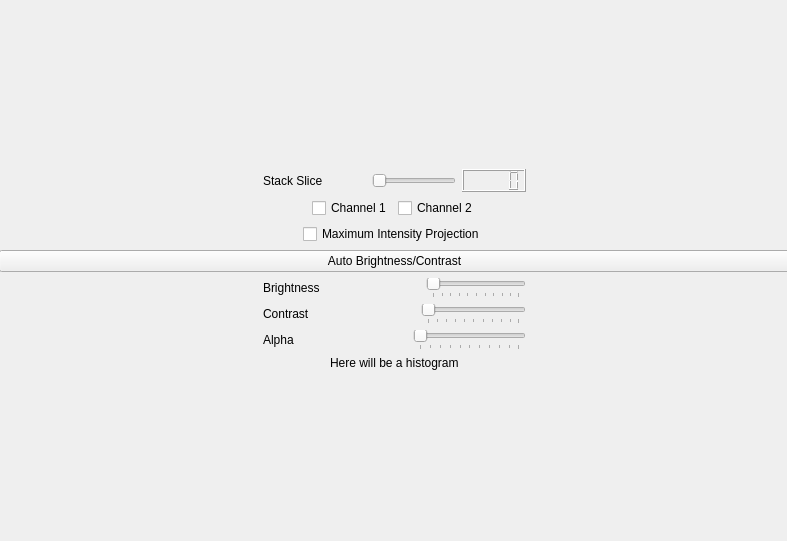
CraignRush/SerialFIB, file src/ui/FLM_helper.ui: the form before one commit.
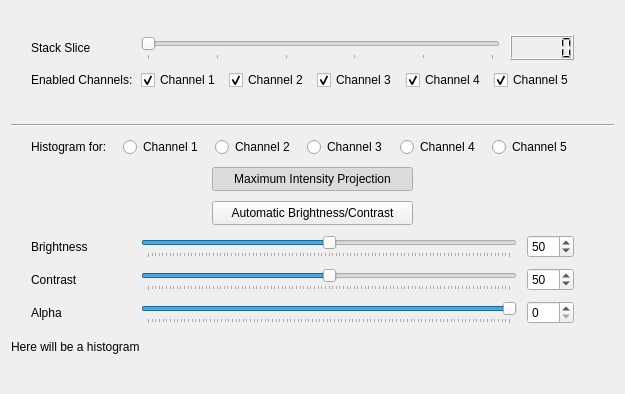
The form after the commit.

Commit message: Added FLM_helper window

Patch:
```diff
--- a/src/ui/FLM_helper.ui
+++ b/src/ui/FLM_helper.ui
@@ -1,45 +1,45 @@
 <?xml version="1.0" encoding="UTF-8"?>
 <ui version="4.0">
- <class>Form</class>
- <widget class="QWidget" name="Form">
+ <class>FLM_helper</class>
+ <widget class="QWidget" name="FLM_helper">
   <property name="geometry">
    <rect>
     <x>0</x>
     <y>0</y>
-    <width>787</width>
-    <height>541</height>
+    <width>625</width>
+    <height>394</height>
    </rect>
   </property>
   <property name="sizePolicy">
-   <sizepolicy hsizetype="MinimumExpanding" vsizetype="MinimumExpanding">
-    <horstretch>0</horstretch>
-    <verstretch>0</verstretch>
+   <sizepolicy hsizetype="Preferred" vsizetype="Preferred">
+    <horstretch>1</horstretch>
+    <verstretch>1</verstretch>
    </sizepolicy>
   </property>
   <property name="windowTitle">
-   <string>
-				Form
-			</string>
+   <string>Image Properties</string>
   </property>
-  <widget class="QWidget" name="verticalLayoutWidget">
-   <property name="geometry">
-    <rect>
-     <x>-1</x>
-     <y>-1</y>
-     <width>791</width>
-     <height>541</height>
-    </rect>
-   </property>
-   <layout class="QVBoxLayout" name="Layout_Total">
+  <layout class="QHBoxLayout" name="horizontalLayout">
+   <item>
+    <layout class="QVBoxLayout" name="Layout_Total" stretch="1,1,1,1,1,1,1,1,0,1,1">
+     <property name="spacing">
+      <number>10</number>
+     </property>
+     <property name="sizeConstraint">
+      <enum>QLayout::SetDefaultConstraint</enum>
+     </property>
     <item>
      <spacer name="Spacer_TotalTop">
       <property name="orientation">
        <enum>Qt::Vertical</enum>
       </property>
+       <property name="sizeType">
+        <enum>QSizePolicy::Minimum</enum>
+       </property>
       <property name="sizeHint" stdset="0">
        <size>
         <width>40</width>
-        <height>20</height>
+         <height>13</height>
        </size>
       </property>
      </spacer>
@@ -51,6 +51,9 @@
         <property name="orientation">
          <enum>Qt::Horizontal</enum>
         </property>
+         <property name="sizeType">
+          <enum>QSizePolicy::Minimum</enum>
+         </property>
         <property name="sizeHint" stdset="0">
          <size>
           <width>20</width>
@@ -63,6 +66,12 @@
        <layout class="QHBoxLayout" name="Layout_SliceSlider">
         <item>
          <widget class="QLabel" name="Label_SliceSelector">
+           <property name="minimumSize">
+            <size>
+             <width>60</width>
+             <height>0</height>
+            </size>
+           </property>
           <property name="text">
            <string>Stack Slice</string>
           </property>
@@ -76,6 +85,9 @@
           <property name="orientation">
            <enum>Qt::Horizontal</enum>
           </property>
+           <property name="sizeType">
+            <enum>QSizePolicy::MinimumExpanding</enum>
+           </property>
           <property name="sizeHint" stdset="0">
            <size>
             <width>40</width>
@@ -86,13 +98,38 @@
         </item>
         <item>
          <widget class="QSlider" name="Slider_SliceSelector">
+           <property name="sizePolicy">
+            <sizepolicy hsizetype="Expanding" vsizetype="Expanding">
+             <horstretch>4</horstretch>
+             <verstretch>1</verstretch>
+            </sizepolicy>
+           </property>
+           <property name="maximum">
+            <number>5</number>
+           </property>
+           <property name="pageStep">
+            <number>5</number>
+           </property>
           <property name="orientation">
            <enum>Qt::Horizontal</enum>
           </property>
+           <property name="tickPosition">
+            <enum>QSlider::TicksBelow</enum>
+           </property>
+           <property name="tickInterval">
+            <number>1</number>
+           </property>
          </widget>
         </item>
         <item>
-         <widget class="QLCDNumber" name="Number_SliceSelector"/>
+          <widget class="QLCDNumber" name="Number_SliceSelector">
+           <property name="sizePolicy">
+            <sizepolicy hsizetype="Expanding" vsizetype="Expanding">
+             <horstretch>0</horstretch>
+             <verstretch>0</verstretch>
+            </sizepolicy>
+           </property>
+          </widget>
         </item>
        </layout>
       </item>
@@ -101,6 +138,9 @@
         <property name="orientation">
          <enum>Qt::Horizontal</enum>
         </property>
+         <property name="sizeType">
+          <enum>QSizePolicy::Minimum</enum>
+         </property>
         <property name="sizeHint" stdset="0">
          <size>
           <width>40</width>
@@ -113,27 +153,43 @@
     </item>
     <item>
      <layout class="QHBoxLayout" name="FluoChannels">
+       <property name="spacing">
+        <number>8</number>
+       </property>
       <item>
        <spacer name="Spacer_FluoChannelsLeft">
         <property name="orientation">
          <enum>Qt::Horizontal</enum>
         </property>
+         <property name="sizeType">
+          <enum>QSizePolicy::Minimum</enum>
+         </property>
         <property name="sizeHint" stdset="0">
          <size>
-          <width>40</width>
+           <width>20</width>
           <height>20</height>
          </size>
         </property>
        </spacer>
       </item>
+       <item>
+        <widget class="QLabel" name="Label_FluoChannels">
+         <property name="text">
+          <string>Enabled Channels:</string>
+         </property>
+        </widget>
+       </item>
       <item>
        <widget class="QCheckBox" name="CheckBox_FluoChannel1">
         <property name="text">
          <string>Channel 1</string>
         </property>
-        <property name="tristate">
+         <property name="checked">
          <bool>true</bool>
         </property>
+         <property name="tristate">
+          <bool>false</bool>
+         </property>
        </widget>
       </item>
       <item>
@@ -141,7 +197,43 @@
         <property name="text">
          <string>Channel 2</string>
         </property>
+         <property name="checked">
+          <bool>true</bool>
+         </property>
+         <property name="autoExclusive">
+          <bool>false</bool>
+         </property>
         <property name="tristate">
+          <bool>false</bool>
+         </property>
+        </widget>
+       </item>
+       <item>
+        <widget class="QCheckBox" name="CheckBox_FluoChannel3">
+         <property name="text">
+          <string>Channel 3</string>
+         </property>
+         <property name="checked">
+          <bool>true</bool>
+         </property>
+        </widget>
+       </item>
+       <item>
+        <widget class="QCheckBox" name="CheckBox_FluoChannel4">
+         <property name="text">
+          <string>Channel 4</string>
+         </property>
+         <property name="checked">
+          <bool>true</bool>
+         </property>
+        </widget>
+       </item>
+       <item>
+        <widget class="QCheckBox" name="CheckBox_FluoChannel5">
+         <property name="text">
+          <string>Channel 5</string>
+         </property>
+         <property name="checked">
          <bool>true</bool>
         </property>
        </widget>
@@ -151,6 +243,9 @@
         <property name="orientation">
          <enum>Qt::Horizontal</enum>
         </property>
+         <property name="sizeType">
+          <enum>QSizePolicy::Minimum</enum>
+         </property>
         <property name="sizeHint" stdset="0">
          <size>
           <width>40</width>
@@ -161,15 +256,49 @@
       </item>
      </layout>
     </item>
-    <item alignment="Qt::AlignHCenter">
-     <widget class="QCheckBox" name="CheckBox_MaxIntProj">
-      <property name="text">
-       <string>Maximum Intensity Projection</string>
+     <item>
+      <spacer name="Spacer_TotalCenter">
+       <property name="orientation">
+        <enum>Qt::Vertical</enum>
+       </property>
+       <property name="sizeType">
+        <enum>QSizePolicy::Minimum</enum>
+       </property>
+       <property name="sizeHint" stdset="0">
+        <size>
+         <width>20</width>
+         <height>13</height>
+        </size>
+       </property>
+      </spacer>
+     </item>
+     <item>
+      <widget class="Line" name="line">
+       <property name="orientation">
+        <enum>Qt::Horizontal</enum>
       </property>
      </widget>
     </item>
     <item>
-     <widget class="QPushButton" name="pushButton">
+      <layout class="QHBoxLayout" name="Layout_HistoSelector">
+       <item>
+        <spacer name="Spacer_HistoSelectorLeft">
+         <property name="orientation">
+          <enum>Qt::Horizontal</enum>
+         </property>
+         <property name="sizeType">
+          <enum>QSizePolicy::Minimum</enum>
+         </property>
+         <property name="sizeHint" stdset="0">
+          <size>
+           <width>20</width>
+           <height>20</height>
+          </size>
+         </property>
+        </spacer>
+       </item>
+       <item>
+        <widget class="QLabel" name="Label_HistoSelector">
       <property name="sizePolicy">
        <sizepolicy hsizetype="Minimum" vsizetype="Minimum">
         <horstretch>0</horstretch>
@@ -177,19 +306,81 @@
        </sizepolicy>
       </property>
       <property name="text">
-       <string>Auto Brightness/Contrast</string>
-      </property>
+          <string>Histogram for:</string>
+         </property>
+         <property name="scaledContents">
+          <bool>true</bool>
+         </property>
+         <property name="wordWrap">
+          <bool>true</bool>
+         </property>
      </widget>
     </item>
     <item>
-     <layout class="QHBoxLayout" name="Layout_Brightness">
+        <widget class="QRadioButton" name="Radio_HistoSelector1">
+         <property name="text">
+          <string>Channel 1</string>
+         </property>
+        </widget>
+       </item>
       <item>
-       <spacer name="Spacer_BrightnessLeft">
+        <widget class="QRadioButton" name="Radio_HistoSelector2">
+         <property name="text">
+          <string>Channel 2</string>
+         </property>
+        </widget>
+       </item>
+       <item>
+        <widget class="QRadioButton" name="Radio_HistoSelector3">
+         <property name="text">
+          <string>Channel 3</string>
+         </property>
+        </widget>
+       </item>
+       <item>
+        <widget class="QRadioButton" name="Radio_HistoSelector4">
+         <property name="text">
+          <string>Channel 4</string>
+         </property>
+        </widget>
+       </item>
+       <item>
+        <widget class="QRadioButton" name="Radio_HistoSelector5">
+         <property name="text">
+          <string>Channel 5</string>
+         </property>
+        </widget>
+       </item>
+       <item>
+        <spacer name="Spacer_HistoSelectorRight">
         <property name="orientation">
          <enum>Qt::Horizontal</enum>
         </property>
+         <property name="sizeType">
+          <enum>QSizePolicy::Minimum</enum>
+         </property>
         <property name="sizeHint" stdset="0">
          <size>
+           <width>40</width>
+           <height>20</height>
+          </size>
+         </property>
+        </spacer>
+       </item>
+      </layout>
+     </item>
+     <item>
+      <layout class="QHBoxLayout" name="Layout_MIP">
+       <item>
+        <spacer name="Spacer_MIPLeft">
+         <property name="orientation">
+          <enum>Qt::Horizontal</enum>
+         </property>
+         <property name="sizeType">
+          <enum>QSizePolicy::MinimumExpanding</enum>
+         </property>
+         <property name="sizeHint" stdset="0">
+          <size>
           <width>20</width>
           <height>20</height>
          </size>
@@ -197,9 +388,132 @@
        </spacer>
       </item>
       <item>
-       <layout class="QHBoxLayout" name="Layout_BrightnessSlider">
+        <widget class="QPushButton" name="PushButton_MIP">
+         <property name="sizePolicy">
+          <sizepolicy hsizetype="MinimumExpanding" vsizetype="MinimumExpanding">
+           <horstretch>0</horstretch>
+           <verstretch>0</verstretch>
+          </sizepolicy>
+         </property>
+         <property name="minimumSize">
+          <size>
+           <width>180</width>
+           <height>0</height>
+          </size>
+         </property>
+         <property name="text">
+          <string>Maximum Intensity Projection</string>
+         </property>
+         <property name="checkable">
+          <bool>true</bool>
+         </property>
+         <property name="checked">
+          <bool>true</bool>
+         </property>
+        </widget>
+       </item>
         <item>
+        <spacer name="Spacer_MIPRight">
+         <property name="orientation">
+          <enum>Qt::Horizontal</enum>
+         </property>
+         <property name="sizeType">
+          <enum>QSizePolicy::MinimumExpanding</enum>
+         </property>
+         <property name="sizeHint" stdset="0">
+          <size>
+           <width>20</width>
+           <height>20</height>
+          </size>
+         </property>
+        </spacer>
+       </item>
+      </layout>
+     </item>
+     <item>
+      <layout class="QHBoxLayout" name="Layout_AutoBC">
+       <item>
+        <spacer name="Spacer_AutoBCLeft">
+         <property name="orientation">
+          <enum>Qt::Horizontal</enum>
+         </property>
+         <property name="sizeType">
+          <enum>QSizePolicy::MinimumExpanding</enum>
+         </property>
+         <property name="sizeHint" stdset="0">
+          <size>
+           <width>20</width>
+           <height>20</height>
+          </size>
+         </property>
+        </spacer>
+       </item>
+       <item>
+        <widget class="QPushButton" name="Button_AutoBC">
+         <property name="sizePolicy">
+          <sizepolicy hsizetype="MinimumExpanding" vsizetype="MinimumExpanding">
+           <horstretch>0</horstretch>
+           <verstretch>0</verstretch>
+          </sizepolicy>
+         </property>
+         <property name="minimumSize">
+          <size>
+           <width>180</width>
+           <height>0</height>
+          </size>
+         </property>
+         <property name="text">
+          <string>Automatic Brightness/Contrast</string>
+         </property>
+        </widget>
+       </item>
+       <item>
+        <spacer name="Spacer_AutoBCRight">
+         <property name="orientation">
+          <enum>Qt::Horizontal</enum>
+         </property>
+         <property name="sizeType">
+          <enum>QSizePolicy::MinimumExpanding</enum>
+         </property>
+         <property name="sizeHint" stdset="0">
+          <size>
+           <width>20</width>
+           <height>20</height>
+          </size>
+         </property>
+        </spacer>
+       </item>
+      </layout>
+     </item>
+     <item>
+      <layout class="QGridLayout" name="gridLayout_2">
+       <property name="horizontalSpacing">
+        <number>10</number>
+       </property>
+       <item row="1" column="2">
+        <spacer name="Spacer_ContrastSlider">
+         <property name="orientation">
+          <enum>Qt::Horizontal</enum>
+         </property>
+         <property name="sizeType">
+          <enum>QSizePolicy::Minimum</enum>
+         </property>
+         <property name="sizeHint" stdset="0">
+          <size>
+           <width>40</width>
+           <height>20</height>
+          </size>
+         </property>
+        </spacer>
+       </item>
+       <item row="0" column="1">
          <widget class="QLabel" name="Label_Brightness">
+         <property name="minimumSize">
+          <size>
+           <width>60</width>
+           <height>0</height>
+          </size>
+         </property>
           <property name="text">
            <string>Brightness</string>
           </property>
@@ -208,11 +522,14 @@
           </property>
          </widget>
         </item>
-        <item>
-         <spacer name="Spacer_BrightnessSlider">
+       <item row="1" column="5">
+        <spacer name="Spacer_ContrastRight">
           <property name="orientation">
            <enum>Qt::Horizontal</enum>
           </property>
+         <property name="sizeType">
+          <enum>QSizePolicy::Minimum</enum>
+         </property>
           <property name="sizeHint" stdset="0">
            <size>
             <width>40</width>
@@ -221,23 +538,14 @@
           </property>
          </spacer>
         </item>
-        <item>
-         <widget class="QSlider" name="Slider_Brightness">
-          <property name="orientation">
-           <enum>Qt::Horizontal</enum>
-          </property>
-          <property name="tickPosition">
-           <enum>QSlider::TicksBelow</enum>
-          </property>
-         </widget>
-        </item>
-       </layout>
-      </item>
-      <item>
+       <item row="0" column="5">
        <spacer name="Spacer_BrightnessRight">
         <property name="orientation">
          <enum>Qt::Horizontal</enum>
         </property>
+         <property name="sizeType">
+          <enum>QSizePolicy::Minimum</enum>
+         </property>
         <property name="sizeHint" stdset="0">
          <size>
           <width>40</width>
@@ -246,14 +554,77 @@
         </property>
        </spacer>
       </item>
-     </layout>
-    </item>
-    <item>
-     <layout class="QHBoxLayout" name="Layout_Contrast">
-      <item>
-       <spacer name="Spacer_ContrastLeft">
+       <item row="2" column="2">
+        <spacer name="Spacer_AlphaSlider">
+         <property name="orientation">
+          <enum>Qt::Horizontal</enum>
+         </property>
+         <property name="sizeType">
+          <enum>QSizePolicy::Minimum</enum>
+         </property>
+         <property name="sizeHint" stdset="0">
+          <size>
+           <width>40</width>
+           <height>20</height>
+          </size>
+         </property>
+        </spacer>
+       </item>
+       <item row="0" column="2">
+        <spacer name="Spacer_BrightnessSlider">
         <property name="orientation">
          <enum>Qt::Horizontal</enum>
+         </property>
+         <property name="sizeType">
+          <enum>QSizePolicy::Minimum</enum>
+         </property>
+         <property name="sizeHint" stdset="0">
+          <size>
+           <width>40</width>
+           <height>20</height>
+          </size>
+         </property>
+        </spacer>
+       </item>
+       <item row="2" column="5">
+        <spacer name="Spacer_AlphaRight">
+         <property name="orientation">
+          <enum>Qt::Horizontal</enum>
+         </property>
+         <property name="sizeType">
+          <enum>QSizePolicy::Minimum</enum>
+         </property>
+         <property name="sizeHint" stdset="0">
+          <size>
+           <width>40</width>
+           <height>20</height>
+          </size>
+         </property>
+        </spacer>
+       </item>
+       <item row="2" column="1">
+        <widget class="QLabel" name="Label_Alpha">
+         <property name="minimumSize">
+          <size>
+           <width>60</width>
+           <height>0</height>
+          </size>
+         </property>
+         <property name="text">
+          <string>Alpha</string>
+         </property>
+         <property name="wordWrap">
+          <bool>true</bool>
+         </property>
+        </widget>
+       </item>
+       <item row="2" column="0">
+        <spacer name="Spacer_AlphaLeft">
+         <property name="orientation">
+          <enum>Qt::Horizontal</enum>
+         </property>
+         <property name="sizeType">
+          <enum>QSizePolicy::MinimumExpanding</enum>
         </property>
         <property name="sizeHint" stdset="0">
          <size>
@@ -263,10 +634,14 @@
         </property>
        </spacer>
       </item>
-      <item>
-       <layout class="QHBoxLayout" name="Layout_ContrastSlider">
-        <item>
+       <item row="1" column="1">
          <widget class="QLabel" name="Label_Contrast">
+         <property name="minimumSize">
+          <size>
+           <width>60</width>
+           <height>0</height>
+          </size>
+         </property>
           <property name="text">
            <string>Contrast</string>
           </property>
@@ -275,21 +650,52 @@
           </property>
          </widget>
         </item>
-        <item>
-         <spacer name="Spacer_ContrastSlider">
+       <item row="0" column="0">
+        <spacer name="Spacer_BrightnessLeft">
           <property name="orientation">
            <enum>Qt::Horizontal</enum>
           </property>
+         <property name="sizeType">
+          <enum>QSizePolicy::MinimumExpanding</enum>
+         </property>
           <property name="sizeHint" stdset="0">
            <size>
-            <width>40</width>
+           <width>20</width>
             <height>20</height>
            </size>
           </property>
          </spacer>
         </item>
-        <item>
+       <item row="1" column="0">
+        <spacer name="Spacer_ContrastLeft">
+         <property name="orientation">
+          <enum>Qt::Horizontal</enum>
+         </property>
+         <property name="sizeType">
+          <enum>QSizePolicy::MinimumExpanding</enum>
+         </property>
+         <property name="sizeHint" stdset="0">
+          <size>
+           <width>20</width>
+           <height>20</height>
+          </size>
+         </property>
+        </spacer>
+       </item>
+       <item row="1" column="3">
          <widget class="QSlider" name="Slider_Contrast">
+         <property name="sizePolicy">
+          <sizepolicy hsizetype="Expanding" vsizetype="Expanding">
+           <horstretch>4</horstretch>
+           <verstretch>1</verstretch>
+          </sizepolicy>
+         </property>
+         <property name="maximum">
+          <number>100</number>
+         </property>
+         <property name="value">
+          <number>50</number>
+         </property>
           <property name="orientation">
            <enum>Qt::Horizontal</enum>
           </property>
@@ -298,65 +704,45 @@
           </property>
          </widget>
         </item>
-       </layout>
-      </item>
-      <item>
-       <spacer name="Spacer_ContrastRight">
-        <property name="orientation">
-         <enum>Qt::Horizontal</enum>
-        </property>
-        <property name="sizeHint" stdset="0">
-         <size>
-          <width>40</width>
-          <height>20</height>
-         </size>
-        </property>
-       </spacer>
-      </item>
-     </layout>
-    </item>
-    <item>
-     <layout class="QHBoxLayout" name="Layout_Alpha">
-      <item>
-       <spacer name="Spacer_AlphaLeft">
+       <item row="0" column="3">
+        <widget class="QSlider" name="Slider_Brightness">
+         <property name="sizePolicy">
+          <sizepolicy hsizetype="Expanding" vsizetype="Expanding">
+           <horstretch>4</horstretch>
+           <verstretch>1</verstretch>
+          </sizepolicy>
+         </property>
+         <property name="maximum">
+          <number>100</number>
+         </property>
+         <property name="value">
+          <number>50</number>
+         </property>
         <property name="orientation">
          <enum>Qt::Horizontal</enum>
         </property>
-        <property name="sizeHint" stdset="0">
-         <size>
-          <width>20</width>
-          <height>20</height>
-         </size>
-        </property>
-       </spacer>
-      </item>
-      <item>
-       <layout class="QHBoxLayout" name="Layout_AlphaSlider">
-        <item>
-         <widget class="QLabel" name="Label_Alpha">
-          <property name="text">
-           <string>Alpha</string>
-          </property>
-          <property name="wordWrap">
-           <bool>true</bool>
+         <property name="invertedAppearance">
+          <bool>false</bool>
+         </property>
+         <property name="invertedControls">
+          <bool>false</bool>
+         </property>
+         <property name="tickPosition">
+          <enum>QSlider::TicksBelow</enum>
           </property>
          </widget>
         </item>
-        <item>
-         <spacer name="Spacer_AlphaSlider">
-          <property name="orientation">
-           <enum>Qt::Horizontal</enum>
-          </property>
-          <property name="sizeHint" stdset="0">
-           <size>
-            <width>40</width>
-            <height>20</height>
-           </size>
-          </property>
-         </spacer>
-        </item>
-        <item>
+       <item row="2" column="3">
          <widget class="QSlider" name="Slider_Alpha">
+         <property name="sizePolicy">
+          <sizepolicy hsizetype="Expanding" vsizetype="Expanding">
+           <horstretch>4</horstretch>
+           <verstretch>1</verstretch>
+          </sizepolicy>
+         </property>
+         <property name="value">
+          <number>99</number>
+         </property>
           <property name="orientation">
            <enum>Qt::Horizontal</enum>
           </property>
@@ -365,24 +751,54 @@
           </property>
          </widget>
         </item>
+       <item row="0" column="4">
+        <widget class="QSpinBox" name="SpinBox_Brightness">
+         <property name="sizePolicy">
+          <sizepolicy hsizetype="MinimumExpanding" vsizetype="MinimumExpanding">
+           <horstretch>0</horstretch>
+           <verstretch>0</verstretch>
+          </sizepolicy>
+         </property>
+         <property name="wrapping">
+          <bool>false</bool>
+         </property>
+         <property name="maximum">
+          <number>100</number>
+         </property>
+         <property name="value">
+          <number>50</number>
+         </property>
+        </widget>
+       </item>
+       <item row="1" column="4">
+        <widget class="QSpinBox" name="SpinBox_Contrast">
+         <property name="sizePolicy">
+          <sizepolicy hsizetype="Expanding" vsizetype="Expanding">
+           <horstretch>0</horstretch>
+           <verstretch>0</verstretch>
+          </sizepolicy>
+         </property>
+         <property name="maximum">
+          <number>100</number>
+         </property>
+         <property name="value">
+          <number>50</number>
+         </property>
+        </widget>
+       </item>
+       <item row="2" column="4">
+        <widget class="QSpinBox" name="SpinBox_Alpha">
+         <property name="sizePolicy">
+          <sizepolicy hsizetype="Expanding" vsizetype="Expanding">
+           <horstretch>0</horstretch>
+           <verstretch>0</verstretch>
+          </sizepolicy>
+         </property>
+        </widget>
+       </item>
        </layout>
       </item>
       <item>
-       <spacer name="Spacer_AlphaRight">
-        <property name="orientation">
-         <enum>Qt::Horizontal</enum>
-        </property>
-        <property name="sizeHint" stdset="0">
-         <size>
-          <width>40</width>
-          <height>20</height>
-         </size>
-        </property>
-       </spacer>
-      </item>
-     </layout>
-    </item>
-    <item alignment="Qt::AlignHCenter">
      <widget class="QLabel" name="Label_Histogram">
       <property name="text">
        <string>Here will be a histogram</string>
@@ -394,16 +810,20 @@
       <property name="orientation">
        <enum>Qt::Vertical</enum>
       </property>
+       <property name="sizeType">
+        <enum>QSizePolicy::Minimum</enum>
+       </property>
       <property name="sizeHint" stdset="0">
        <size>
         <width>20</width>
-        <height>40</height>
+         <height>13</height>
        </size>
       </property>
      </spacer>
     </item>
    </layout>
-  </widget>
+   </item>
+  </layout>
  </widget>
  <resources/>
  <connections/>
```
Left out of the diff: 115 changed lines with no effect on the pictures. Lines whose indentation alone changed are shown as unchanged. The commit also changes 5 other files.
